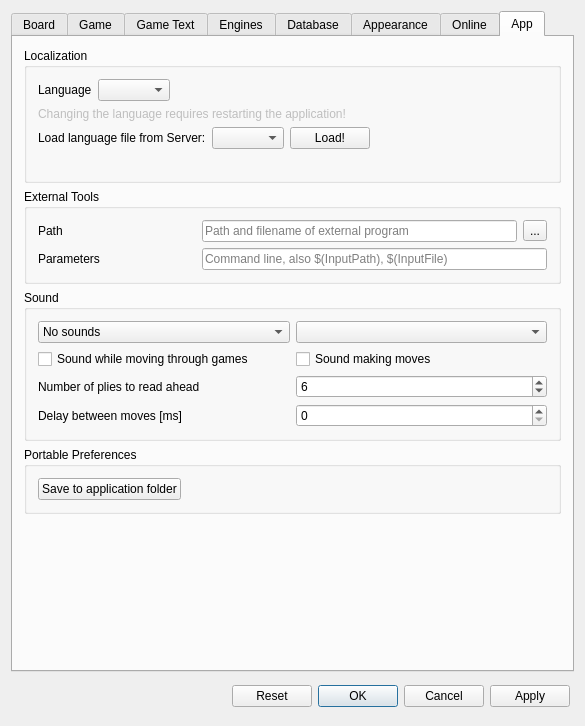
Old version of the form src/dialogs/preferences.ui in the repository Isarhamster/chessx.
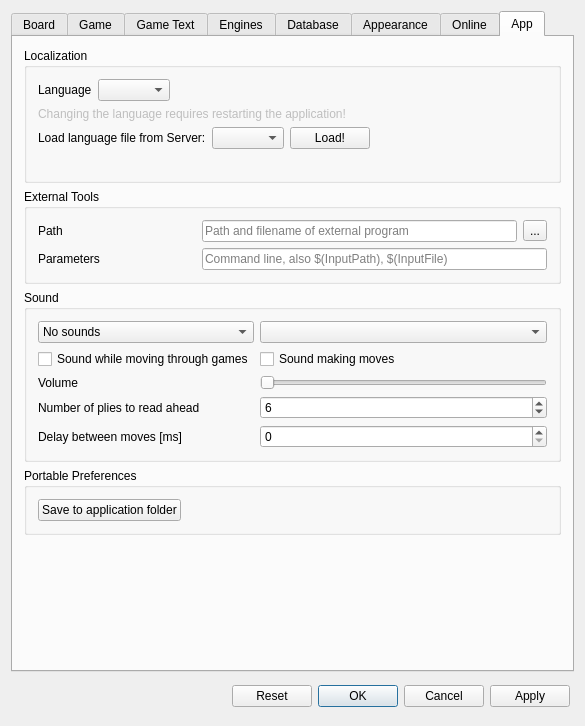
New version of the form. Icons and pictures are not drawn. Custom widgets are drawn as their Qt base class.

Commit message: Add a volume slider for sounds

The edit to the form file:
```diff
--- a/src/dialogs/preferences.ui
+++ b/src/dialogs/preferences.ui
@@ -1977,7 +1977,7 @@
           <string>Sound</string>
          </property>
          <layout class="QGridLayout" name="gridLayout_7">
-          <item row="2" column="0">
+          <item row="4" column="0">
            <widget class="QLabel" name="labelPlyReadAhead">
             <property name="text">
              <string>Number of plies to read ahead</string>
@@ -1987,6 +1987,23 @@
             </property>
            </widget>
           </item>
+          <item row="4" column="1">
+           <widget class="QSpinBox" name="plyReadAhead">
+            <property name="value">
+             <number>6</number>
+            </property>
+           </widget>
+          </item>
+          <item row="5" column="1">
+           <widget class="QSpinBox" name="delayReadAhead">
+            <property name="maximum">
+             <number>5000</number>
+            </property>
+            <property name="singleStep">
+             <number>100</number>
+            </property>
+           </widget>
+          </item>
           <item row="0" column="0">
            <widget class="QComboBox" name="cbSoundOn">
             <item>
@@ -2006,7 +2023,7 @@
             </item>
            </widget>
           </item>
-          <item row="3" column="0">
+          <item row="5" column="0">
            <widget class="QLabel" name="labelDelayReadAhead">
             <property name="text">
              <string>Delay between moves [ms]</string>
@@ -2016,30 +2033,6 @@
             </property>
            </widget>
           </item>
-          <item row="3" column="1">
-           <widget class="QSpinBox" name="delayReadAhead">
-            <property name="maximum">
-             <number>5000</number>
-            </property>
-            <property name="singleStep">
-             <number>100</number>
-            </property>
-           </widget>
-          </item>
-          <item row="2" column="1">
-           <widget class="QSpinBox" name="plyReadAhead">
-            <property name="value">
-             <number>6</number>
-            </property>
-           </widget>
-          </item>
-          <item row="1" column="0">
-           <widget class="QCheckBox" name="cbScreenReader">
-            <property name="text">
-             <string>Sound while moving through games</string>
-            </property>
-           </widget>
-          </item>
           <item row="1" column="1">
            <widget class="QCheckBox" name="cbMoveSound">
             <property name="text">
@@ -2047,9 +2040,33 @@
             </property>
            </widget>
           </item>
+          <item row="1" column="0">
+           <widget class="QCheckBox" name="cbScreenReader">
+            <property name="text">
+             <string>Sound while moving through games</string>
+            </property>
+           </widget>
+          </item>
           <item row="0" column="1">
            <widget class="QComboBox" name="cbVoice"/>
           </item>
+          <item row="3" column="0">
+           <widget class="QLabel" name="label_29">
+            <property name="text">
+             <string>Volume</string>
+            </property>
+           </widget>
+          </item>
+          <item row="3" column="1">
+           <widget class="QSlider" name="volume">
+            <property name="maximum">
+             <number>100</number>
+            </property>
+            <property name="orientation">
+             <enum>Qt::Horizontal</enum>
+            </property>
+           </widget>
+          </item>
          </layout>
         </widget>
        </item>
```
The commit also changes 8 other files.
